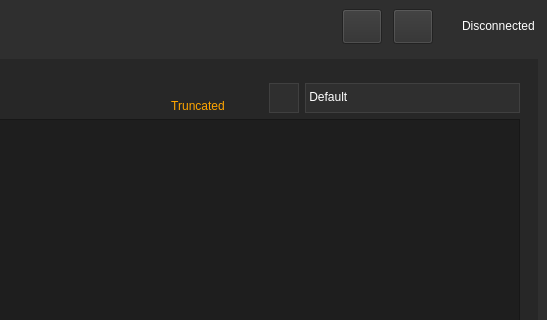
Team-Controller-NAU/Controller, file weapon-system-support-software/mainwindow.ui: the form before one commit; both pictures show x 558 to 1105 and y 0 to 320 of the 1105 by 620 pixel window.
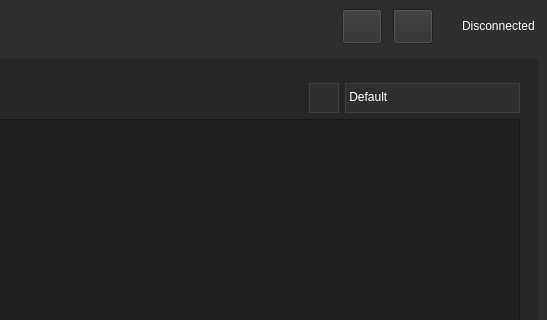
The form after the commit. The open tabs and pages were chosen to show the change. Icons and pictures are not drawn. Custom widgets are drawn as their Qt base class.

What changed in the file:
```diff
--- a/weapon-system-support-software/mainwindow.ui
+++ b/weapon-system-support-software/mainwindow.ui
@@ -442,7 +442,127 @@
            </property>
            <widget class="QWidget" name="Events_page">
             <layout class="QGridLayout" name="gridLayout_3">
-             <item row="3" column="0" rowspan="3" colspan="6">
+             <item row="0" column="0" alignment="Qt::AlignLeft">
+              <widget class="QLabel" name="Event_Header">
+               <property name="sizePolicy">
+                <sizepolicy hsizetype="Fixed" vsizetype="Fixed">
+                 <horstretch>0</horstretch>
+                 <verstretch>0</verstretch>
+                </sizepolicy>
+               </property>
+               <property name="font">
+                <font>
+                 <family>Segoe UI</family>
+                 <pointsize>24</pointsize>
+                 <italic>false</italic>
+                 <bold>true</bold>
+                </font>
+               </property>
+               <property name="styleSheet">
+                <string notr="true">color: rgb(255, 255, 255);
+font: 700 24pt &quot;Segoe UI&quot;;</string>
+               </property>
+               <property name="text">
+                <string>Events</string>
+               </property>
+              </widget>
+             </item>
+             <item row="0" column="4" alignment="Qt::AlignBottom">
+              <widget class="QComboBox" name="FilterBox">
+               <property name="sizePolicy">
+                <sizepolicy hsizetype="Minimum" vsizetype="Fixed">
+                 <horstretch>0</horstretch>
+                 <verstretch>0</verstretch>
+                </sizepolicy>
+               </property>
+               <property name="minimumSize">
+                <size>
+                 <width>100</width>
+                 <height>30</height>
+                </size>
+               </property>
+               <property name="maximumSize">
+                <size>
+                 <width>175</width>
+                 <height>30</height>
+                </size>
+               </property>
+               <property name="toolTip">
+                <string>&lt;html&gt;&lt;head/&gt;&lt;body&gt;&lt;p&gt;&lt;span style=&quot; font-size:12pt; color:#ffffff;&quot;&gt;Filter the events output&lt;/span&gt;&lt;/p&gt;&lt;/body&gt;&lt;/html&gt;</string>
+               </property>
+               <property name="styleSheet">
+                <string notr="true">QComboBox {
+	padding-bottom: 3px;
+	color: rgb(255, 255, 255);
+	background-color: rgb(47, 47, 47);
+	border: 1px solid;
+	border-color: rgb(64, 64, 64);
+	font: 12pt &quot;Segoe UI&quot;;
+}
+
+QComboBox::hover {
+	background-color: rgb(117, 117, 117);
+}
+
+QComboBox::items {
+	color: rgb(255, 255, 255);
+}
+
+QListView {
+	color: rgb(255, 255, 255);
+}
+
+QToolTip{
+    background-color: #000000;
+    color: #FFFFFF;
+    border: 1px solid black;
+}
+
+QComboBox::drop-down 
+{
+    border: 0px; 
+}
+
+QComboBox::down-arrow {
+    image: url(:/resources/Images/white-down-arrow.png);
+    width: 15px;
+    height: 15px;
+}</string>
+               </property>
+               <property name="editable">
+                <bool>false</bool>
+               </property>
+               <property name="currentText">
+                <string> Default</string>
+               </property>
+               <item>
+                <property name="text">
+                 <string> Default</string>
+                </property>
+               </item>
+               <item>
+                <property name="text">
+                 <string> All Events</string>
+                </property>
+               </item>
+               <item>
+                <property name="text">
+                 <string> All Errors</string>
+                </property>
+               </item>
+               <item>
+                <property name="text">
+                 <string> Cleared Errors</string>
+                </property>
+               </item>
+               <item>
+                <property name="text">
+                 <string> Active Errors</string>
+                </property>
+               </item>
+              </widget>
+             </item>
+             <item row="3" column="0" rowspan="3" colspan="5">
               <widget class="QTextEdit" name="events_output">
                <property name="styleSheet">
                 <string notr="true">color: rgb(255, 255, 255);
@@ -454,7 +574,69 @@
                </property>
               </widget>
              </item>
-             <item row="7" column="0" colspan="6">
+             <item row="0" column="3" alignment="Qt::AlignBottom">
+              <widget class="QPushButton" name="searchButton">
+               <property name="sizePolicy">
+                <sizepolicy hsizetype="Fixed" vsizetype="Fixed">
+                 <horstretch>0</horstretch>
+                 <verstretch>0</verstretch>
+                </sizepolicy>
+               </property>
+               <property name="minimumSize">
+                <size>
+                 <width>30</width>
+                 <height>30</height>
+                </size>
+               </property>
+               <property name="maximumSize">
+                <size>
+                 <width>30</width>
+                 <height>30</height>
+                </size>
+               </property>
+               <property name="toolTip">
+                <string>&lt;html&gt;&lt;head/&gt;&lt;body&gt;&lt;p&gt;Filtered Search&lt;/p&gt;&lt;/body&gt;&lt;/html&gt;</string>
+               </property>
+               <property name="styleSheet">
+                <string notr="true">QPushButton {
+	padding-bottom: 3px;
+	color: rgb(255, 255, 255);
+	background-color: rgb(47, 47, 47);
+	border: 1px solid;
+	border-color: rgb(64, 64, 64);
+	font: 12pt &quot;Segoe UI&quot;;
+}
+
+QPushButton::hover {
+	background-color: rgb(117, 117, 117);
+}
+
+QPushButton::pressed {
+	background-color: rgb(45, 45, 45);
+}
+
+QToolTip{
+    background-color: #000000;
+    color: #FFFFFF;
+    border: 1px solid black;
+}</string>
+               </property>
+               <property name="text">
+                <string/>
+               </property>
+               <property name="icon">
+                <iconset resource="resources.qrc">
+                 <normaloff>:/resources/Images/search.png</normaloff>:/resources/Images/search.png</iconset>
+               </property>
+               <property name="iconSize">
+                <size>
+                 <width>30</width>
+                 <height>30</height>
+                </size>
+               </property>
+              </widget>
+             </item>
+             <item row="7" column="0" colspan="5">
               <layout class="QGridLayout" name="EventStatus">
                <property name="verticalSpacing">
                 <number>1</number>
@@ -812,211 +994,6 @@
                </item>
               </layout>
              </item>
-             <item row="0" column="4" alignment="Qt::AlignBottom">
-              <widget class="QPushButton" name="searchButton">
-               <property name="sizePolicy">
-                <sizepolicy hsizetype="Fixed" vsizetype="Fixed">
-                 <horstretch>0</horstretch>
-                 <verstretch>0</verstretch>
-                </sizepolicy>
-               </property>
-               <property name="minimumSize">
-                <size>
-                 <width>30</width>
-                 <height>30</height>
-                </size>
-               </property>
-               <property name="maximumSize">
-                <size>
-                 <width>30</width>
-                 <height>30</height>
-                </size>
-               </property>
-               <property name="toolTip">
-                <string>&lt;html&gt;&lt;head/&gt;&lt;body&gt;&lt;p&gt;Filtered Search&lt;/p&gt;&lt;/body&gt;&lt;/html&gt;</string>
-               </property>
-               <property name="styleSheet">
-                <string notr="true">QPushButton {
-	padding-bottom: 3px;
-	color: rgb(255, 255, 255);
-	background-color: rgb(47, 47, 47);
-	border: 1px solid;
-	border-color: rgb(64, 64, 64);
-	font: 12pt &quot;Segoe UI&quot;;
-}
-
-QPushButton::hover {
-	background-color: rgb(117, 117, 117);
-}
-
-QPushButton::pressed {
-	background-color: rgb(45, 45, 45);
-}
-
-QToolTip{
-    background-color: #000000;
-    color: #FFFFFF;
-    border: 1px solid black;
-}</string>
-               </property>
-               <property name="text">
-                <string/>
-               </property>
-               <property name="icon">
-                <iconset resource="resources.qrc">
-                 <normaloff>:/resources/Images/search.png</normaloff>:/resources/Images/search.png</iconset>
-               </property>
-               <property name="iconSize">
-                <size>
-                 <width>30</width>
-                 <height>30</height>
-                </size>
-               </property>
-              </widget>
-             </item>
-             <item row="0" column="0" alignment="Qt::AlignLeft">
-              <widget class="QLabel" name="Event_Header">
-               <property name="sizePolicy">
-                <sizepolicy hsizetype="Fixed" vsizetype="Fixed">
-                 <horstretch>0</horstretch>
-                 <verstretch>0</verstretch>
-                </sizepolicy>
-               </property>
-               <property name="font">
-                <font>
-                 <family>Segoe UI</family>
-                 <pointsize>24</pointsize>
-                 <italic>false</italic>
-                 <bold>true</bold>
-                </font>
-               </property>
-               <property name="styleSheet">
-                <string notr="true">color: rgb(255, 255, 255);
-font: 700 24pt &quot;Segoe UI&quot;;</string>
-               </property>
-               <property name="text">
-                <string>Events</string>
-               </property>
-              </widget>
-             </item>
-             <item row="0" column="5" alignment="Qt::AlignBottom">
-              <widget class="QComboBox" name="FilterBox">
-               <property name="minimumSize">
-                <size>
-                 <width>0</width>
-                 <height>30</height>
-                </size>
-               </property>
-               <property name="maximumSize">
-                <size>
-                 <width>16777215</width>
-                 <height>30</height>
-                </size>
-               </property>
-               <property name="toolTip">
-                <string>&lt;html&gt;&lt;head/&gt;&lt;body&gt;&lt;p&gt;&lt;span style=&quot; font-size:12pt; color:#ffffff;&quot;&gt;Filter the events output&lt;/span&gt;&lt;/p&gt;&lt;/body&gt;&lt;/html&gt;</string>
-               </property>
-               <property name="styleSheet">
-                <string notr="true">QComboBox {
-	padding-bottom: 3px;
-	color: rgb(255, 255, 255);
-	background-color: rgb(47, 47, 47);
-	border: 1px solid;
-	border-color: rgb(64, 64, 64);
-	font: 12pt &quot;Segoe UI&quot;;
-}
-
-QComboBox::hover {
-	background-color: rgb(117, 117, 117);
-}
-
-QComboBox::items {
-	color: rgb(255, 255, 255);
-}
-
-QListView {
-	color: rgb(255, 255, 255);
-}
-
-QToolTip{
-    background-color: #000000;
-    color: #FFFFFF;
-    border: 1px solid black;
-}
-
-QComboBox::drop-down 
-{
-    border: 0px; 
-}
-
-QComboBox::down-arrow {
-    image: url(:/resources/Images/white-down-arrow.png);
-    width: 15px;
-    height: 15px;
-}</string>
-               </property>
-               <property name="editable">
-                <bool>false</bool>
-               </property>
-               <property name="currentText">
-                <string> Default</string>
-               </property>
-               <item>
-                <property name="text">
-                 <string> Default</string>
-                </property>
-               </item>
-               <item>
-                <property name="text">
-                 <string> All Events</string>
-                </property>
-               </item>
-               <item>
-                <property name="text">
-                 <string> All Errors</string>
-                </property>
-               </item>
-               <item>
-                <property name="text">
-                 <string> Cleared Errors</string>
-                </property>
-               </item>
-               <item>
-                <property name="text">
-                 <string> Active Errors</string>
-                </property>
-               </item>
-              </widget>
-             </item>
-             <item row="0" column="3">
-              <widget class="QLabel" name="truncated_label">
-               <property name="sizePolicy">
-                <sizepolicy hsizetype="Preferred" vsizetype="Maximum">
-                 <horstretch>0</horstretch>
-                 <verstretch>0</verstretch>
-                </sizepolicy>
-               </property>
-               <property name="maximumSize">
-                <size>
-                 <width>130</width>
-                 <height>40</height>
-                </size>
-               </property>
-               <property name="toolTip">
-                <string>&lt;html&gt;&lt;head/&gt;&lt;body&gt;&lt;p&gt;Not all events are being displayed. This  improves performance.&lt;/p&gt;&lt;/body&gt;&lt;/html&gt;</string>
-               </property>
-               <property name="styleSheet">
-                <string notr="true">	color: orange;
-	font: 16pt &quot;Segoe UI&quot;;</string>
-               </property>
-               <property name="text">
-                <string>Truncated</string>
-               </property>
-               <property name="alignment">
-                <set>Qt::AlignBottom|Qt::AlignHCenter</set>
-               </property>
-              </widget>
-             </item>
             </layout>
            </widget>
            <widget class="QWidget" name="Dev_Page">
```
Left out of the diff: 403 changed lines with no effect on the pictures.
